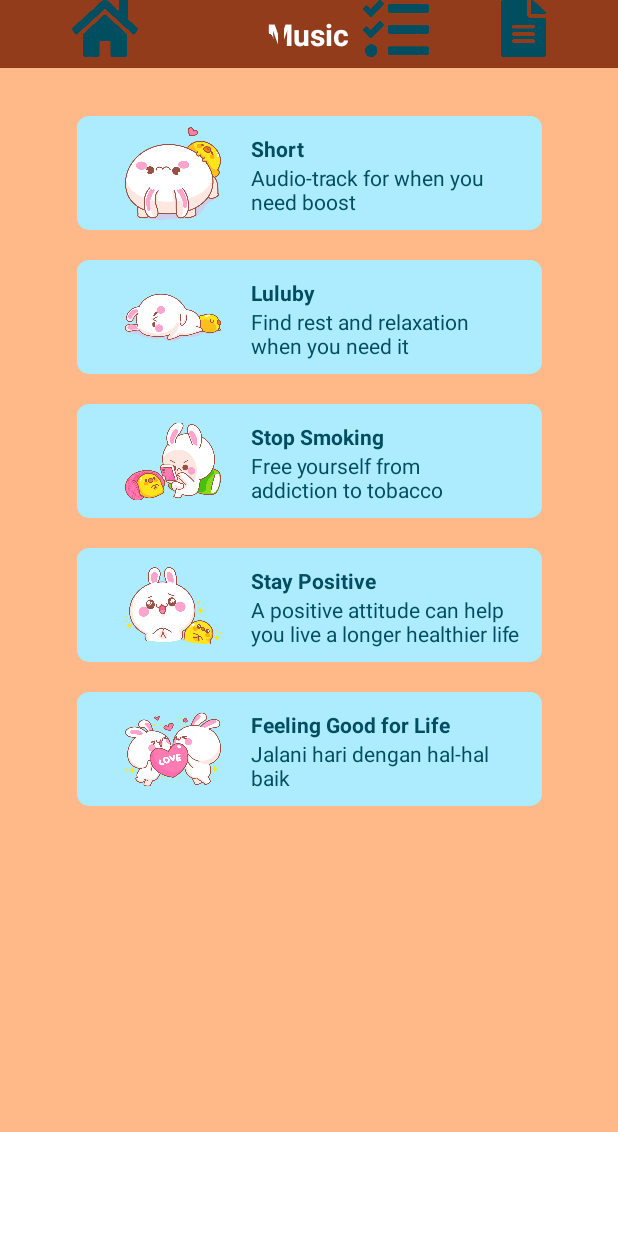
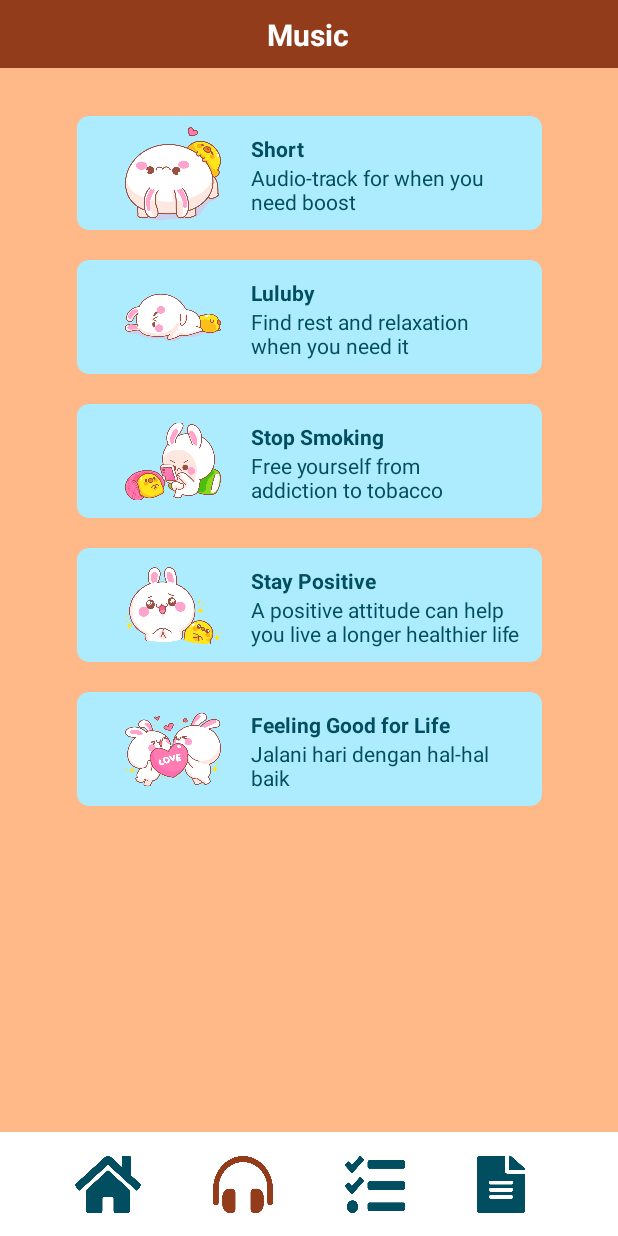
Before and after one commit to radenjaelaniakbar/khartasis-Apps, an Android app: the music screen opened directly, with no data from a screen before it, on a phone screen of 412 x 824 dp. Run offline under Robolectric (Android 15) with nearby library versions, the phone set to English and light mode, and no system bars.

Commit message:
fixing bar bottom in music page

```diff
--- a/app/src/main/res/layout/activity_music.xml
+++ b/app/src/main/res/layout/activity_music.xml
@@ -35,11 +35,11 @@
         app:layout_constraintTop_toTopOf="@+id/toolbar"
         tools:ignore="MissingConstraints" />
 
-
     <ImageView
         android:id="@+id/bottom_nav"
         android:layout_width="0dp"
         android:layout_height="wrap_content"
+        android:translationZ="1dp"
         android:background="@drawable/bottom_navigation"
         app:layout_constraintBottom_toBottomOf="parent"
         app:layout_constraintEnd_toEndOf="parent"
@@ -50,44 +50,41 @@
         android:id="@+id/home"
         android:layout_width="44dp"
         android:layout_height="38dp"
-        android:layout_marginStart="48dp"
+        android:layout_marginStart="50dp"
         android:background="@drawable/icon_home"
+        app:layout_constraintBottom_toBottomOf="@+id/bottom_nav"
         app:layout_constraintStart_toStartOf="@+id/bottom_nav"
-        tools:layout_editor_absoluteY="677dp" />
+        app:layout_constraintTop_toTopOf="@+id/bottom_nav" />
 
     <Button
         android:id="@+id/music"
-        android:layout_width="44dp"
+        android:layout_width="40dp"
         android:layout_height="38dp"
         android:layout_marginStart="48dp"
-        android:layout_marginEnd="48dp"
         android:background="@drawable/icon_music_active"
-        app:layout_constraintEnd_toStartOf="@+id/test"
+        app:layout_constraintBottom_toBottomOf="@+id/home"
         app:layout_constraintStart_toEndOf="@+id/home"
-        tools:layout_editor_absoluteY="677dp" />
+        app:layout_constraintTop_toTopOf="@+id/home" />
 
     <Button
         android:id="@+id/test"
-        android:layout_width="44dp"
+        android:layout_width="40dp"
         android:layout_height="38dp"
-        android:layout_marginEnd="48dp"
+        android:layout_marginStart="48dp"
         android:background="@drawable/icon_test"
-        app:layout_constraintEnd_toStartOf="@+id/jurnal"
-        tools:layout_editor_absoluteY="678dp" />
-
-
-    <!-- here goes music list -->
-
-    <!--    short -->
+        app:layout_constraintBottom_toBottomOf="@+id/music"
+        app:layout_constraintStart_toEndOf="@+id/music"
+        app:layout_constraintTop_toTopOf="@+id/music" />
 
     <Button
         android:id="@+id/jurnal"
-        android:layout_width="30dp"
+        android:layout_width="32dp"
         android:layout_height="38dp"
-        android:layout_marginEnd="48dp"
+        android:layout_marginStart="48dp"
         android:background="@drawable/icon_jurnal"
-        app:layout_constraintEnd_toEndOf="@+id/bottom_nav"
-        tools:layout_editor_absoluteY="678dp" />
+        app:layout_constraintBottom_toBottomOf="@+id/test"
+        app:layout_constraintStart_toEndOf="@+id/test"
+        app:layout_constraintTop_toTopOf="@+id/test" />
 
     <ImageView
         android:id="@+id/image_list_short"
--- a/app/src/main/res/layout/activity_music_short.xml
+++ b/app/src/main/res/layout/activity_music_short.xml
@@ -136,18 +136,18 @@
         app:layout_constraintTop_toBottomOf="@+id/toolbar"
         app:srcCompat="@drawable/img_short" />
 
+    <!--    mindfulness-->
+
     <ImageView
         android:id="@+id/img_bgmusic"
         android:layout_width="412dp"
         android:layout_height="wrap_content"
-        android:layout_marginTop="92dp"
+        android:layout_marginTop="88dp"
         app:layout_constraintEnd_toEndOf="parent"
         app:layout_constraintHorizontal_bias="0.0"
         app:layout_constraintStart_toStartOf="parent"
         app:layout_constraintTop_toBottomOf="@+id/toolbar"
         app:srcCompat="@drawable/img_bgmusic" />
-
-    <!--    mindfulness-->
 
     <ImageView
         android:id="@+id/short_mindfulness"
```
